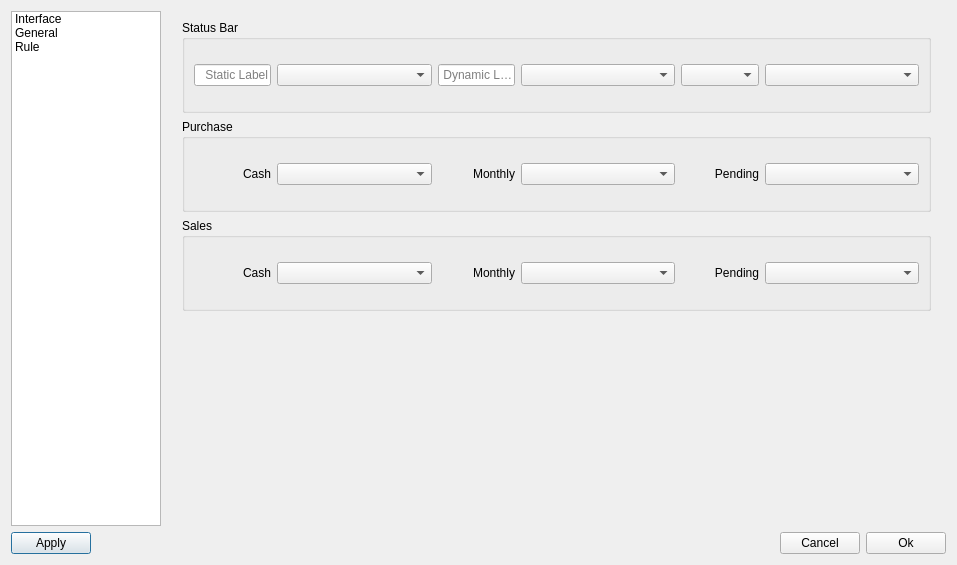
Above: dialog/preferences.ui from YtxCash/YTX before the change. Below: the same form after it.
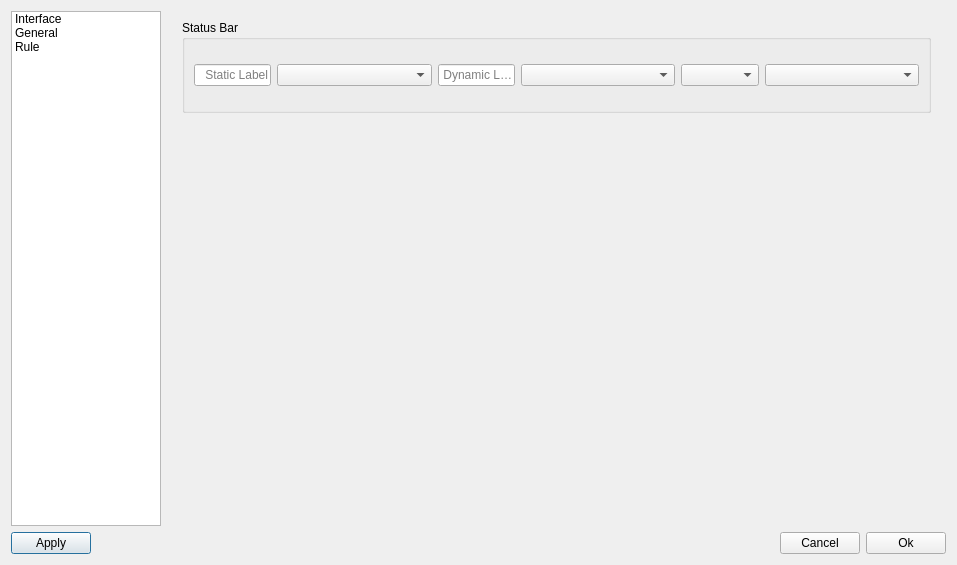
That is the form after the change. The open tabs and pages were chosen to show the change. Custom widgets are drawn as their Qt base class.

What changed in the file:
```diff
--- a/dialog/preferences.ui
+++ b/dialog/preferences.ui
@@ -327,124 +327,6 @@
      </widget>
      <widget class="QWidget" name="page_3">
       <layout class="QGridLayout" name="gridLayout_5">
-       <item row="3" column="0">
-        <spacer name="verticalSpacer_3">
-         <property name="orientation">
-          <enum>Qt::Vertical</enum>
-         </property>
-         <property name="sizeHint" stdset="0">
-          <size>
-           <width>20</width>
-           <height>296</height>
-          </size>
-         </property>
-        </spacer>
-       </item>
-       <item row="2" column="0">
-        <widget class="QGroupBox" name="groupBox_7">
-         <property name="title">
-          <string>Sales</string>
-         </property>
-         <property name="alignment">
-          <set>Qt::AlignLeading|Qt::AlignLeft|Qt::AlignTop</set>
-         </property>
-         <layout class="QGridLayout" name="gridLayout_4" columnstretch="1,2,1,2,1,2">
-          <property name="topMargin">
-           <number>24</number>
-          </property>
-          <property name="bottomMargin">
-           <number>24</number>
-          </property>
-          <item row="0" column="0">
-           <widget class="QLabel" name="label_2">
-            <property name="sizePolicy">
-             <sizepolicy hsizetype="Preferred" vsizetype="Fixed">
-              <horstretch>0</horstretch>
-              <verstretch>0</verstretch>
-             </sizepolicy>
-            </property>
-            <property name="text">
-             <string>Cash</string>
-            </property>
-            <property name="alignment">
-             <set>Qt::AlignRight|Qt::AlignTrailing|Qt::AlignVCenter</set>
-            </property>
-           </widget>
-          </item>
-          <item row="0" column="1">
-           <widget class="QComboBox" name="comboStatic_4">
-            <property name="sizePolicy">
-             <sizepolicy hsizetype="Expanding" vsizetype="Fixed">
-              <horstretch>0</horstretch>
-              <verstretch>0</verstretch>
-             </sizepolicy>
-            </property>
-            <property name="sizeAdjustPolicy">
-             <enum>QComboBox::AdjustToContents</enum>
-            </property>
-           </widget>
-          </item>
-          <item row="0" column="2">
-           <widget class="QLabel" name="label_3">
-            <property name="sizePolicy">
-             <sizepolicy hsizetype="Preferred" vsizetype="Fixed">
-              <horstretch>0</horstretch>
-              <verstretch>0</verstretch>
-             </sizepolicy>
-            </property>
-            <property name="text">
-             <string>Monthly</string>
-            </property>
-            <property name="alignment">
-             <set>Qt::AlignRight|Qt::AlignTrailing|Qt::AlignVCenter</set>
-            </property>
-           </widget>
-          </item>
-          <item row="0" column="3">
-           <widget class="QComboBox" name="comboDynamicLhs_4">
-            <property name="sizePolicy">
-             <sizepolicy hsizetype="Expanding" vsizetype="Fixed">
-              <horstretch>0</horstretch>
-              <verstretch>0</verstretch>
-             </sizepolicy>
-            </property>
-            <property name="sizeAdjustPolicy">
-             <enum>QComboBox::AdjustToContents</enum>
-            </property>
-           </widget>
-          </item>
-          <item row="0" column="4">
-           <widget class="QLabel" name="label_10">
-            <property name="sizePolicy">
-             <sizepolicy hsizetype="Preferred" vsizetype="Fixed">
-              <horstretch>0</horstretch>
-              <verstretch>0</verstretch>
-             </sizepolicy>
-            </property>
-            <property name="text">
-             <string>Pending</string>
-            </property>
-            <property name="alignment">
-             <set>Qt::AlignRight|Qt::AlignTrailing|Qt::AlignVCenter</set>
-            </property>
-           </widget>
-          </item>
-          <item row="0" column="5">
-           <widget class="QComboBox" name="comboDynamicRhs_4">
-            <property name="sizePolicy">
-             <sizepolicy hsizetype="Expanding" vsizetype="Fixed">
-              <horstretch>0</horstretch>
-              <verstretch>0</verstretch>
-             </sizepolicy>
-            </property>
-            <property name="sizeAdjustPolicy">
-             <enum>QComboBox::AdjustToContents</enum>
-            </property>
-           </widget>
-          </item>
-         </layout>
-        </widget>
-       </item>
        <item row="0" column="0">
         <widget class="QGroupBox" name="groupBox_2">
          <property name="title">
@@ -545,109 +427,17 @@
         </widget>
        </item>
        <item row="1" column="0">
-        <widget class="QGroupBox" name="groupBox_8">
-         <property name="title">
-          <string>Purchase</string>
+        <spacer name="verticalSpacer_3">
+         <property name="orientation">
+          <enum>Qt::Orientation::Vertical</enum>
          </property>
-         <property name="alignment">
-          <set>Qt::AlignLeading|Qt::AlignLeft|Qt::AlignTop</set>
+         <property name="sizeHint" stdset="0">
+          <size>
+           <width>20</width>
+           <height>296</height>
+          </size>
          </property>
-         <layout class="QGridLayout" name="gridLayout_7" columnstretch="1,2,1,2,1,2">
-          <property name="topMargin">
-           <number>24</number>
-          </property>
-          <property name="bottomMargin">
-           <number>24</number>
-          </property>
-          <item row="0" column="0">
-           <widget class="QLabel" name="label_15">
-            <property name="sizePolicy">
-             <sizepolicy hsizetype="Preferred" vsizetype="Fixed">
-              <horstretch>0</horstretch>
-              <verstretch>0</verstretch>
-             </sizepolicy>
-            </property>
-            <property name="text">
-             <string>Cash</string>
-            </property>
-            <property name="alignment">
-             <set>Qt::AlignRight|Qt::AlignTrailing|Qt::AlignVCenter</set>
-            </property>
-           </widget>
-          </item>
-          <item row="0" column="1">
-           <widget class="QComboBox" name="comboStatic_5">
-            <property name="sizePolicy">
-             <sizepolicy hsizetype="Expanding" vsizetype="Fixed">
-              <horstretch>0</horstretch>
-              <verstretch>0</verstretch>
-             </sizepolicy>
-            </property>
-            <property name="sizeAdjustPolicy">
-             <enum>QComboBox::AdjustToContents</enum>
-            </property>
-           </widget>
-          </item>
-          <item row="0" column="2">
-           <widget class="QLabel" name="label_16">
-            <property name="sizePolicy">
-             <sizepolicy hsizetype="Preferred" vsizetype="Fixed">
-              <horstretch>0</horstretch>
-              <verstretch>0</verstretch>
-             </sizepolicy>
-            </property>
-            <property name="text">
-             <string>Monthly</string>
-            </property>
-            <property name="alignment">
-             <set>Qt::AlignRight|Qt::AlignTrailing|Qt::AlignVCenter</set>
-            </property>
-           </widget>
-          </item>
-          <item row="0" column="3">
-           <widget class="QComboBox" name="comboDynamicLhs_5">
-            <property name="sizePolicy">
-             <sizepolicy hsizetype="Expanding" vsizetype="Fixed">
-              <horstretch>0</horstretch>
-              <verstretch>0</verstretch>
-             </sizepolicy>
-            </property>
-            <property name="sizeAdjustPolicy">
-             <enum>QComboBox::AdjustToContents</enum>
-            </property>
-           </widget>
-          </item>
-          <item row="0" column="4">
-           <widget class="QLabel" name="label_17">
-            <property name="sizePolicy">
-             <sizepolicy hsizetype="Preferred" vsizetype="Fixed">
-              <horstretch>0</horstretch>
-              <verstretch>0</verstretch>
-             </sizepolicy>
-            </property>
-            <property name="text">
-             <string>Pending</string>
-            </property>
-            <property name="alignment">
-             <set>Qt::AlignRight|Qt::AlignTrailing|Qt::AlignVCenter</set>
-            </property>
-           </widget>
-          </item>
-          <item row="0" column="5">
-           <widget class="QComboBox" name="comboDynamicRhs_5">
-            <property name="sizePolicy">
-             <sizepolicy hsizetype="Expanding" vsizetype="Fixed">
-              <horstretch>0</horstretch>
-              <verstretch>0</verstretch>
-             </sizepolicy>
-            </property>
-            <property name="sizeAdjustPolicy">
-             <enum>QComboBox::AdjustToContents</enum>
-            </property>
-           </widget>
-          </item>
-         </layout>
-        </widget>
+        </spacer>
        </item>
       </layout>
      </widget>
@@ -686,6 +476,18 @@
    </item>
   </layout>
  </widget>
+ <customwidgets>
+  <customwidget>
+   <class>ComboBox</class>
+   <extends>QComboBox</extends>
+   <header location="global">widget/combobox.h</header>
+  </customwidget>
+  <customwidget>
+   <class>SpinBox</class>
+   <extends>QSpinBox</extends>
+   <header location="global">widget/spinbox.h</header>
+  </customwidget>
+ </customwidgets>
  <resources/>
  <connections>
   <connection>
```
Left out of the diff: 64 changed lines with no effect on the pictures.
